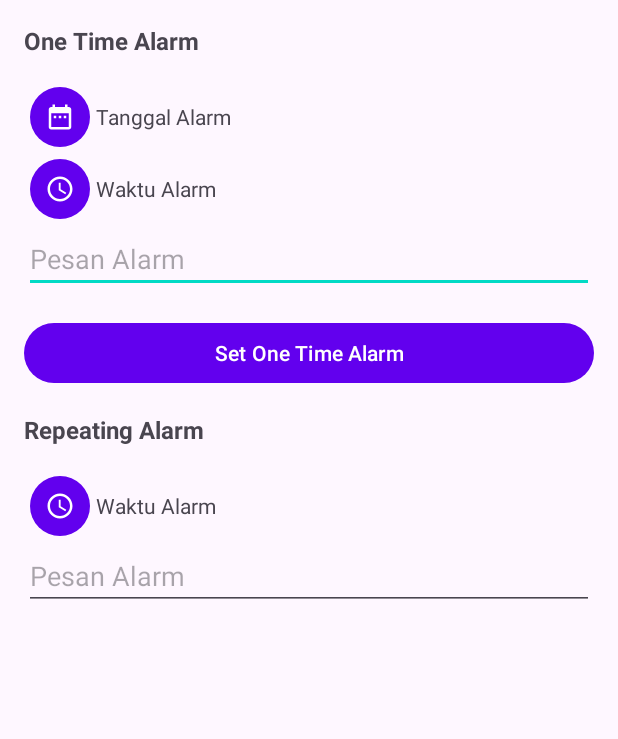
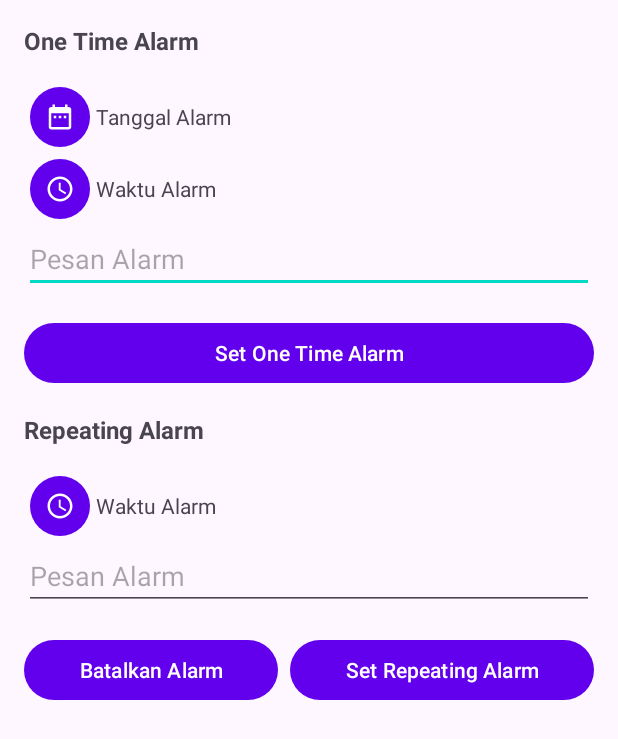
Before and after one commit to nandaarya/MyAlarmManager, an Android app: the layout activity_main.xml on its own in the app's theme, with its tools: preview values and no code run, on a phone screen of 412 x 824 dp. Shown: the top 739 px of the screen. Run offline under Robolectric (Android 15) with nearby library versions, the phone set to English and light mode, and no system bars.

Commit message:
Repeating AlarmManager

```diff
--- a/app/src/main/res/layout/activity_main.xml
+++ b/app/src/main/res/layout/activity_main.xml
@@ -1,7 +1,7 @@
 <?xml version="1.0" encoding="utf-8"?>
 <LinearLayout xmlns:android="http://schemas.android.com/apk/res/android"
+    xmlns:tools="http://schemas.android.com/tools"
     xmlns:app="http://schemas.android.com/apk/res-auto"
-    xmlns:tools="http://schemas.android.com/tools"
     android:id="@+id/activity_main"
     android:layout_width="match_parent"
     android:layout_height="match_parent"
@@ -16,54 +16,62 @@
         android:text="@string/one_time_alarm"
         android:textSize="16sp"
         android:textStyle="bold" />
+
     <LinearLayout
         android:layout_width="match_parent"
         android:layout_height="wrap_content"
         android:gravity="center_vertical"
         android:orientation="horizontal">
+
         <Button
             android:id="@+id/btn_once_date"
             style="?attr/materialIconButtonFilledStyle"
             android:layout_width="wrap_content"
             android:layout_height="wrap_content"
             app:icon="@drawable/baseline_date_range_24" />
+
         <TextView
             android:id="@+id/tv_once_date"
             android:layout_width="wrap_content"
             android:layout_height="wrap_content"
             android:text="@string/alarm_date" />
     </LinearLayout>
+
     <LinearLayout
         android:layout_width="match_parent"
         android:layout_height="wrap_content"
         android:gravity="center_vertical"
         android:orientation="horizontal">
+
         <Button
             android:id="@+id/btn_once_time"
             style="?attr/materialIconButtonFilledStyle"
             android:layout_width="wrap_content"
             android:layout_height="wrap_content"
             app:icon="@drawable/baseline_access_time_24" />
+
         <TextView
             android:id="@+id/tv_once_time"
             android:layout_width="wrap_content"
             android:layout_height="wrap_content"
             android:text="@string/alarm_time" />
     </LinearLayout>
+
     <EditText
         android:id="@+id/edt_once_message"
         android:layout_width="match_parent"
         android:layout_height="wrap_content"
         android:layout_marginBottom="16dp"
         android:hint="@string/alarm_message"
-        android:importantForAutofill="no"
         android:inputType="text" />
+
     <Button
         android:id="@+id/btn_set_once_alarm"
         android:layout_width="match_parent"
         android:layout_height="wrap_content"
         android:layout_marginBottom="16dp"
         android:text="@string/set_one_time_alarm" />
+
     <TextView
         android:layout_width="match_parent"
         android:layout_height="wrap_content"
@@ -94,6 +102,25 @@
         android:layout_height="wrap_content"
         android:layout_marginBottom="16dp"
         android:hint="@string/alarm_message"
-        android:importantForAutofill="no"
         android:inputType="text" />
+    <LinearLayout
+        android:layout_width="match_parent"
+        android:layout_height="wrap_content"
+        android:gravity="center"
+        android:orientation="horizontal">
+        <Button
+            android:id="@+id/btn_cancel_repeating_alarm"
+            android:layout_width="wrap_content"
+            android:layout_height="wrap_content"
+            android:layout_marginEnd="4dp"
+            android:layout_weight="1"
+            android:text="@string/cancel_alarm" />
+        <Button
+            android:id="@+id/btn_set_repeating_alarm"
+            android:layout_width="wrap_content"
+            android:layout_height="wrap_content"
+            android:layout_marginStart="4dp"
+            android:layout_weight="1"
+            android:text="@string/set_repeating_alarm" />
+    </LinearLayout>
 </LinearLayout>
```
Also changed, not shown: app/src/main/java/com/example/myalarmmanager/AlarmReceiver.kt (+48 -8 lines), app/src/main/java/com/example/myalarmmanager/MainActivity.kt (+17 -1 lines).
